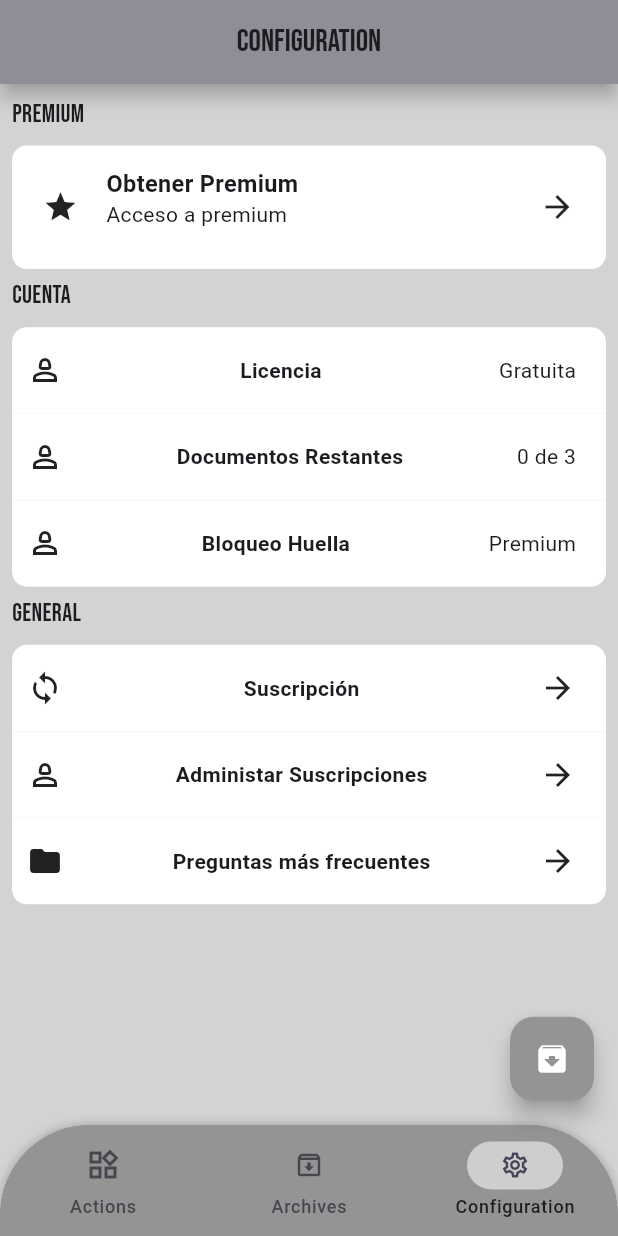
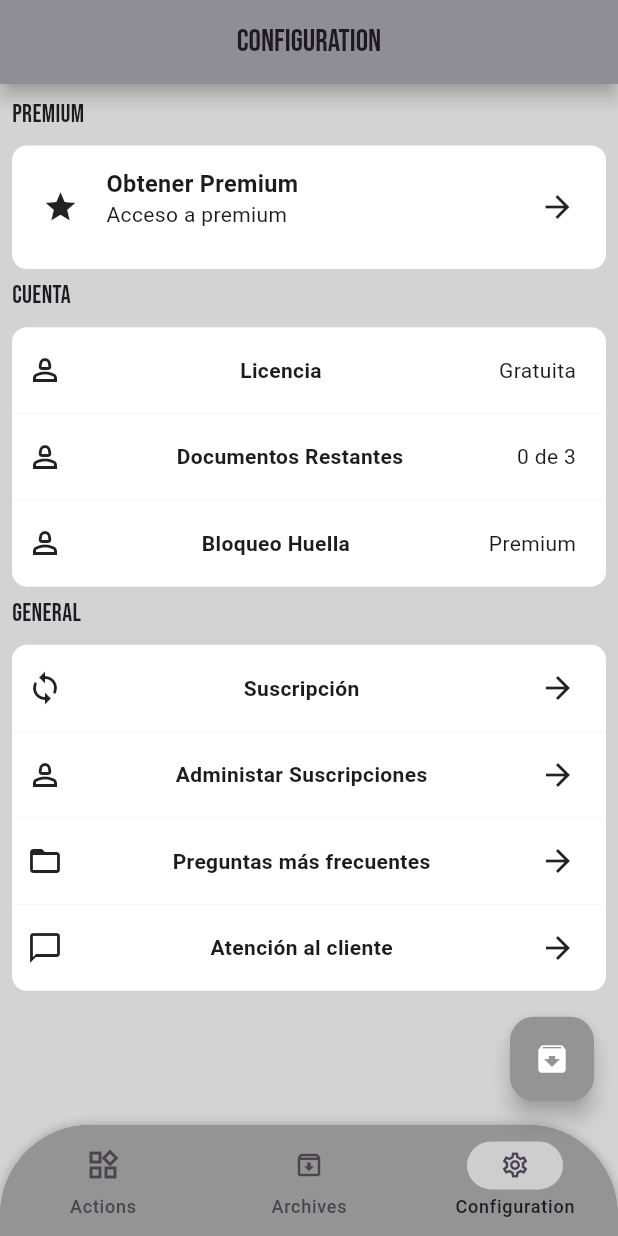
Before and after one commit to Kross26/app_pdf, a Flutter app: the screen it shows after launch, item 3 of the bottom bar chosen, on a phone screen of 412 x 824 dp. Run offline on Flutter 3.47's test engine with Material 3 defaults, Android fonts, the phone set to English and light mode, and no system bars; our stand-ins replace go_router.

Commit message:
minor fixes

```diff
--- a/lib/main.dart
+++ b/lib/main.dart
@@ -1,4 +1,4 @@
-import 'package:app_pdf/ui/routes/route.dart';
+import 'package:app_pdf/ui/routes/app_route.dart';
 import 'package:flutter/material.dart';
 
 void main() {
--- a/lib/ui/pages/views/configuration_view.dart
+++ b/lib/ui/pages/views/configuration_view.dart
@@ -233,8 +233,8 @@ class ConfigurationView extends StatelessWidget {
                 height: screenHeight * 0.07,
                 decoration: const BoxDecoration(
                     borderRadius: BorderRadius.only(
-                        bottomLeft: Radius.circular(10),
-                        bottomRight: Radius.circular(10)),
+                        bottomLeft: Radius.circular(0),
+                        bottomRight: Radius.circular(0)),
                     color: Colors.white),
                 child: const Padding(
                   padding: EdgeInsets.only(right: 20, left: 10),
@@ -242,7 +242,7 @@ class ConfigurationView extends StatelessWidget {
                     mainAxisAlignment: MainAxisAlignment.spaceBetween,
                     children: [
                       RowItemCuenta(
-                        icon: Icons.folder,
+                        icon: Icons.folder_open_outlined,
                       ),
                       Text(
                         'Preguntas más frecuentes',
@@ -258,12 +258,35 @@ class ConfigurationView extends StatelessWidget {
                   ),
                 ),
               ),
-              SizedBox(height: screenHeight * 0.007),
-              //
-              //
-              //
-              //
-              //
+              Container(
+                height: screenHeight * 0.07,
+                decoration: const BoxDecoration(
+                    borderRadius: BorderRadius.only(
+                        bottomLeft: Radius.circular(10),
+                        bottomRight: Radius.circular(10)),
+                    color: Colors.white),
+                child: const Padding(
+                  padding: EdgeInsets.only(right: 20, left: 10),
+                  child: Row(
+                    mainAxisAlignment: MainAxisAlignment.spaceBetween,
+                    children: [
+                      RowItemCuenta(
+                        icon: Icons.chat_bubble_outline,
+                      ),
+                      Text(
+                        'Atención al cliente',
+                        style: TextStyle(fontWeight: FontWeight.bold),
+                      ),
+                      // SizedBox(width: screenWidht * 0.16),
+                      Row(
+                        children: [
+                          Icon(Icons.arrow_forward),
+                        ],
+                      )
+                    ],
+                  ),
+                ),
+              ),
             ],
           ),
         ),
```
Also changed, not shown: lib/ui/routes/app_route.dart (renamed from lib/ui/routes/route.dart), 2 other files.
